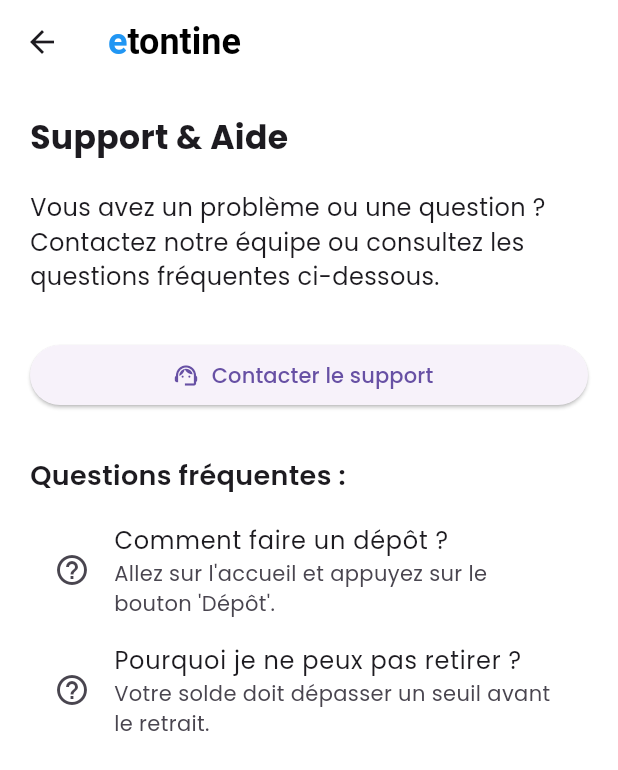
After one commit to joel710/entontine, a Flutter app: the SupportPageScreen screen opened by its route, on a phone screen of 412 x 824 dp. The commit adds this screen. Shown: the top 770 px of the screen. Run offline on Flutter 3.47's test engine with Material 3 defaults, Android fonts, the phone set to English and light mode, and no system bars; our stand-ins replace google_fonts.

Commit message:
j'ai ajouter deux nouvelles page

```diff
--- a/lib/main.dart
+++ b/lib/main.dart
@@ -13,8 +13,10 @@ import 'inscription.dart';
 import 'mots_de_passe.dart';
 import 'notification.dart';
 import 'profil.dart';
+import 'retrait.dart';
+import 'support.dart';
 import 'tontine.dart';
-import 'transactions.dart'; // Import the TransactionScreen file
+import 'transactions.dart';
 
 void main() async {
   WidgetsFlutterBinding.ensureInitialized();
@@ -53,6 +55,12 @@ class EtontineApp extends StatelessWidget {
         '/depot': (context) => SendMoneyPageScreen(),
         '/payement': (context) => PaymentMethodPageScreen(),
         '/transactions': (context) => TransactionScreen(),
+        '/support': (context) => SupportPageScreen(),
+        '/retrait':
+            (context) => RetraitPageScreen(
+              soldeActuel: 1000.0, // Exemple de solde actuel
+              seuilMinimum: 500.0, // Exemple de seuil minimum
+            ),
       },
     );
   }
--- /dev/null
+++ b/lib/support.dart
@@ -0,0 +1,92 @@
+import 'package:flutter/material.dart';
+
+class SupportPageScreen extends StatefulWidget {
+  const SupportPageScreen({super.key});
+
+  @override
+  State<SupportPageScreen> createState() => _SupportPageScreen();
+}
+
+class _SupportPageScreen extends State<SupportPageScreen> {
+  // Fonction pour afficher le logo "etontine"
+  Widget _buildEtontineTitle() {
+    return RichText(
+      text: const TextSpan(
+        style: TextStyle(
+          fontSize: 24,
+          fontWeight: FontWeight.bold,
+          fontFamily: 'Sans',
+        ),
+        children: [
+          TextSpan(
+            text: 'e',
+            style: TextStyle(
+              color: Color.fromRGBO(33, 150, 243, 1), // Bleu personnalisé
+            ),
+          ),
+          TextSpan(text: 'tontine', style: TextStyle(color: Colors.black)),
+        ],
+      ),
+    );
+  }
+
+  @override
+  Widget build(BuildContext context) {
+    return Scaffold(
+      appBar: AppBar(
+        title: _buildEtontineTitle(),
+        leading: IconButton(
+          icon: const Icon(Icons.arrow_back),
+          onPressed: () => Navigator.pop(context),
+        ),
+        backgroundColor: Colors.white,
+        elevation: 0,
+      ),
+      backgroundColor: Colors.white,
+      body: Padding(
+        padding: const EdgeInsets.all(20.0),
+        child: ListView(
+          children: [
+            const Text(
+              'Support & Aide',
+              style: TextStyle(fontSize: 22, fontWeight: FontWeight.bold),
+            ),
+            const SizedBox(height: 20),
+            const Text(
+              "Vous avez un problème ou une question ? Contactez notre équipe ou consultez les questions fréquentes ci-dessous.",
+              style: TextStyle(fontSize: 16),
+            ),
+            const SizedBox(height: 30),
+            ElevatedButton.icon(
+              onPressed: () {
+                // Action à définir : envoyer un message, ouvrir un formulaire, etc.
+              },
+              icon: const Icon(Icons.support_agent),
+              label: const Text("Contacter le support"),
+            ),
+            const SizedBox(height: 30),
+            const Text(
+              'Questions fréquentes :',
+              style: TextStyle(fontSize: 18, fontWeight: FontWeight.w600),
+            ),
+            const SizedBox(height: 10),
+            const ListTile(
+              leading: Icon(Icons.help_outline),
+              title: Text("Comment faire un dépôt ?"),
+              subtitle: Text(
+                "Allez sur l'accueil et appuyez sur le bouton 'Dépôt'.",
+              ),
+            ),
+            const ListTile(
+              leading: Icon(Icons.help_outline),
+              title: Text("Pourquoi je ne peux pas retirer ?"),
+              subtitle: Text(
+                "Votre solde doit dépasser un seuil avant le retrait.",
+              ),
+            ),
+          ],
+        ),
+      ),
+    );
+  }
+}
```
Also changed, not shown: lib/retrait.dart (added, +104 -0 lines).
